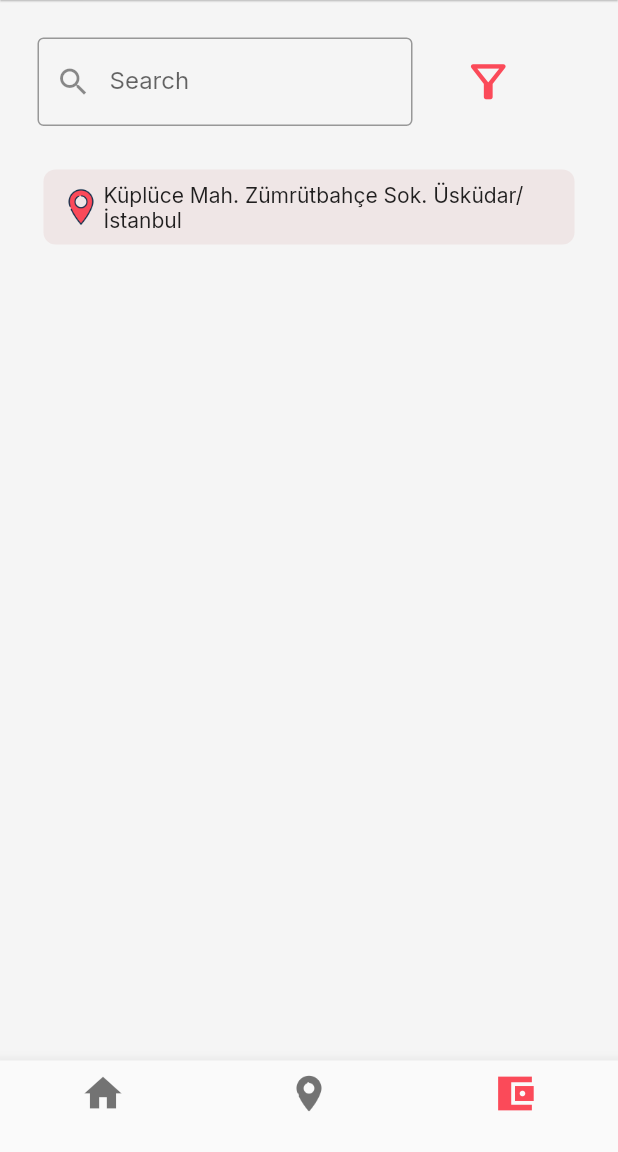
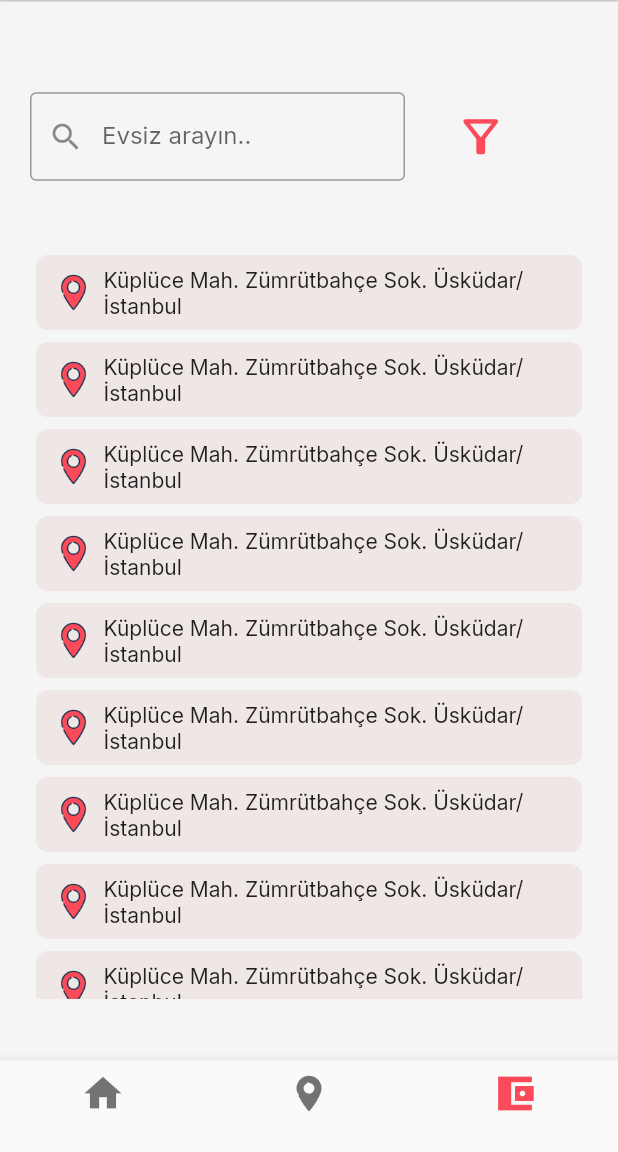
Before and after one commit to Xelorium/Burada-Evsiz-Var-Flutter, a Flutter app: the screen it shows after launch, item 3 of the bottom bar chosen, on a phone screen of 412 x 824 dp, the part 84-1236 px from its top. Run offline on Flutter 3.47's test engine with Material 2 defaults, Android fonts, the phone set to English and light mode, and no system bars; our stand-ins replace google_fonts; network calls fail.

Commit message:
DÜZENLENDİ

```diff
--- a/analysis_options.yaml
+++ b/analysis_options.yaml
@@ -22,8 +22,8 @@ linter:
   # `// ignore_for_file: name_of_lint` syntax on the line or in the file
   # producing the lint.
   rules:
-    # avoid_print: false  # Uncomment to disable the `avoid_print` rule
-    # prefer_single_quotes: true  # Uncomment to enable the `prefer_single_quotes` rule
+  # avoid_print: false  # Uncomment to disable the `avoid_print` rule
+  # prefer_single_quotes: true  # Uncomment to enable the `prefer_single_quotes` rule
 
 # Additional information about this file can be found at
 # https://dart.dev/guides/language/analysis-options
--- a/lib/main.dart
+++ b/lib/main.dart
@@ -17,5 +17,4 @@ void main() {
       fontFamily: GoogleFonts.inter().fontFamily,
     ),
   ));
-
 }
--- a/lib/pages/contents/content_evsizlisteleme.dart
+++ b/lib/pages/contents/content_evsizlisteleme.dart
@@ -1,7 +1,6 @@
+import 'package:burada_evsiz_var/utils/color_palette.dart';
 import 'package:burada_evsiz_var/utils/list_element.dart';
 import 'package:flutter/material.dart';
-
-import '../../utils/color_palette.dart';
 
 class EvsizlistContent extends StatefulWidget {
   const EvsizlistContent({Key? key}) : super(key: key);
@@ -26,14 +25,20 @@ class _EvsizlistContentState extends State<EvsizlistContent> {
   Widget build(BuildContext context) {
     return Container(
       alignment: Alignment.center,
-        padding: EdgeInsets.all(25),
-        height: 800,
+      padding: EdgeInsets.all(20),
+      decoration: BoxDecoration(
+        color: Colors.transparent,
+      ),
+      child: SingleChildScrollView(
         child: Column(
           children: [
-            Row(
+            Container(
+              width: double.infinity,
+              height: 100,
+              decoration: BoxDecoration(color: Colors.transparent),
+              child: Row(
                 children: [
-                Container(
-                  width: 250,
+                  SizedBox(
                     child: TextField(
                       controller: _controller,
                       onChanged: (value) {
@@ -41,7 +46,7 @@ class _EvsizlistContentState extends State<EvsizlistContent> {
                         setState(() {});
                       },
                       decoration: InputDecoration(
-                      labelText: 'Search',
+                        labelText: 'Evsiz arayın..',
                         border: const OutlineInputBorder(),
                         prefixIcon: const Icon(Icons.search),
                         suffixIcon: _controller.text.isEmpty
@@ -52,18 +57,19 @@ class _EvsizlistContentState extends State<EvsizlistContent> {
                               ),
                       ),
                     ),
+                    width: 250,
                   ),
                   SizedBox(
                     width: 25,
                   ),
                   IconButton(
+                    onPressed: () {},
+                    icon: Icon(Icons.filter_alt_outlined),
+                    color: Palette.accentAppColor,
                     iconSize: 35,
-                    onPressed: () {},
-                    icon: Icon(
-                      Icons.filter_alt_outlined,
-                      color: Palette.accentAppColor,
-                    ))
+                  )
                 ],
+              ),
             ),
             SizedBox(
               height: 25,
@@ -71,14 +77,87 @@ class _EvsizlistContentState extends State<EvsizlistContent> {
             Container(
               width: double.infinity,
               height: 500,
+              decoration: BoxDecoration(color: Colors.transparent),
               child: ListView(
-                children: [
-                  ListElementCreator(konumVerisi: 'Küplüce Mah. Zümrütbahçe Sok. Üsküdar/ İstanbul'),
+                children: <Widget>[
+                  ListElementCreator(
+                      konumVerisi:
+                          'Küplüce Mah. Zümrütbahçe Sok. Üsküdar/ İstanbul'),
+                  ListElementCreator(
+                      konumVerisi:
+                          'Küplüce Mah. Zümrütbahçe Sok. Üsküdar/ İstanbul'),
+                  ListElementCreator(
+                      konumVerisi:
+                          'Küplüce Mah. Zümrütbahçe Sok. Üsküdar/ İstanbul'),
+                  ListElementCreator(
+                      konumVerisi:
+                          'Küplüce Mah. Zümrütbahçe Sok. Üsküdar/ İstanbul'),
+                  ListElementCreator(
+                      konumVerisi:
+                          'Küplüce Mah. Zümrütbahçe Sok. Üsküdar/ İstanbul'),
+                  ListElementCreator(
+                      konumVerisi:
+                          'Küplüce Mah. Zümrütbahçe Sok. Üsküdar/ İstanbul'),
+                  ListElementCreator(
+                      konumVerisi:
+                          'Küplüce Mah. Zümrütbahçe Sok. Üsküdar/ İstanbul'),
+                  ListElementCreator(
+                      konumVerisi:
+                          'Küplüce Mah. Zümrütbahçe Sok. Üsküdar/ İstanbul'),
+                  ListElementCreator(
+                      konumVerisi:
+                          'Küplüce Mah. Zümrütbahçe Sok. Üsküdar/ İstanbul'),
+                  ListElementCreator(
+                      konumVerisi:
+                          'Küplüce Mah. Zümrütbahçe Sok. Üsküdar/ İstanbul'),
+                  ListElementCreator(
+                      konumVerisi:
+                          'Küplüce Mah. Zümrütbahçe Sok. Üsküdar/ İstanbul'),
+                  ListElementCreator(
+                      konumVerisi:
+                          'Küplüce Mah. Zümrütbahçe Sok. Üsküdar/ İstanbul'),
+                  ListElementCreator(
+                      konumVerisi:
+                          'Küplüce Mah. Zümrütbahçe Sok. Üsküdar/ İstanbul'),
+                  ListElementCreator(
+                      konumVerisi:
+                          'Küplüce Mah. Zümrütbahçe Sok. Üsküdar/ İstanbul'),
+                  ListElementCreator(
+                      konumVerisi:
+                          'Küplüce Mah. Zümrütbahçe Sok. Üsküdar/ İstanbul'),
+                  ListElementCreator(
+                      konumVerisi:
+                          'Küplüce Mah. Zümrütbahçe Sok. Üsküdar/ İstanbul'),
+                  ListElementCreator(
+                      konumVerisi:
+                          'Küplüce Mah. Zümrütbahçe Sok. Üsküdar/ İstanbul'),
+                  ListElementCreator(
+                      konumVerisi:
+                          'Küplüce Mah. Zümrütbahçe Sok. Üsküdar/ İstanbul'),
+                  ListElementCreator(
+                      konumVerisi:
+                          'Küplüce Mah. Zümrütbahçe Sok. Üsküdar/ İstanbul'),
+                  ListElementCreator(
+                      konumVerisi:
+                          'Küplüce Mah. Zümrütbahçe Sok. Üsküdar/ İstanbul'),
+                  ListElementCreator(
+                      konumVerisi:
+                          'Küplüce Mah. Zümrütbahçe Sok. Üsküdar/ İstanbul'),
+                  ListElementCreator(
+                      konumVerisi:
+                          'Küplüce Mah. Zümrütbahçe Sok. Üsküdar/ İstanbul'),
+                  ListElementCreator(
+                      konumVerisi:
+                          'Küplüce Mah. Zümrütbahçe Sok. Üsküdar/ İstanbul'),
+                  ListElementCreator(
+                      konumVerisi:
+                          'Küplüce Mah. Zümrütbahçe Sok. Üsküdar/ İstanbul'),
+                ],
+              ),
+            )
           ],
         ),
       ),
-          ],
-        )
     );
   }
 }
--- a/lib/pages/contents/content_splash.dart
+++ b/lib/pages/contents/content_splash.dart
@@ -5,7 +5,6 @@ class SplashContent extends StatefulWidget {
 
   @override
   State<SplashContent> createState() => _SplashContentState();
-
 }
 
 class _SplashContentState extends State<SplashContent> {
--- a/lib/pages/pages_controller.dart
+++ b/lib/pages/pages_controller.dart
@@ -1,15 +1,11 @@
 import 'package:burada_evsiz_var/pages/contents/content_main.dart';
 import 'package:flutter/material.dart';
-
-
 
 class SplashScreen extends StatefulWidget {
   const SplashScreen({Key? key}) : super(key: key);
 
   @override
   State<SplashScreen> createState() => _SplashScreenState();
-
-
 }
 
 class _SplashScreenState extends State<SplashScreen> {
@@ -18,8 +14,6 @@ class _SplashScreenState extends State<SplashScreen> {
     return Container();
   }
 }
-
-
 
 class MainScreen extends StatefulWidget {
   const MainScreen({Key? key}) : super(key: key);
--- a/lib/utils/list_element.dart
+++ b/lib/utils/list_element.dart
@@ -12,7 +12,8 @@ class ListElementCreator extends StatefulWidget {
 class _ListElementCreatorState extends State<ListElementCreator> {
   @override
   Widget build(BuildContext context) {
-    return Padding(
+    return InkWell(
+      child: Padding(
         padding: const EdgeInsets.all(4.0),
         child: Container(
           decoration: BoxDecoration(
@@ -24,11 +25,17 @@ class _ListElementCreatorState extends State<ListElementCreator> {
           child: Row(
             children: [
               Container(
-              padding: EdgeInsets.only(left: 10,),
+                padding: EdgeInsets.only(
+                  left: 10,
+                ),
                 width: 40,
                 height: 40,
-              child: Image(image: AssetImage('assets/images/location.png'),
+                child: Image(
+                  image: AssetImage('assets/images/location.png'),
                 ),
+              ),
+              SizedBox(
+                width: 5,
               ),
               Container(
                 width: 280,
@@ -40,6 +47,13 @@ class _ListElementCreatorState extends State<ListElementCreator> {
             ],
           ),
         ),
+      ),
+      onTap: () {},
+      borderRadius: BorderRadius.circular(8),
+      splashColor: Color.fromRGBO(239, 230, 230, 1),
+      focusColor: Color.fromRGBO(239, 230, 230, 1),
+      hoverColor: Color.fromRGBO(239, 230, 230, 1),
+      highlightColor: Color.fromRGBO(239, 230, 230, 1),
     );
   }
 }
```
Also changed, not shown: lib/pages/contents/content_main.dart (+16 -6 lines), lib/utils/color_palette.dart (+24 -22 lines), lib/utils/post_card.dart (+4 -7 lines), 9 other files. Lines whose indentation alone changed are shown as unchanged.
